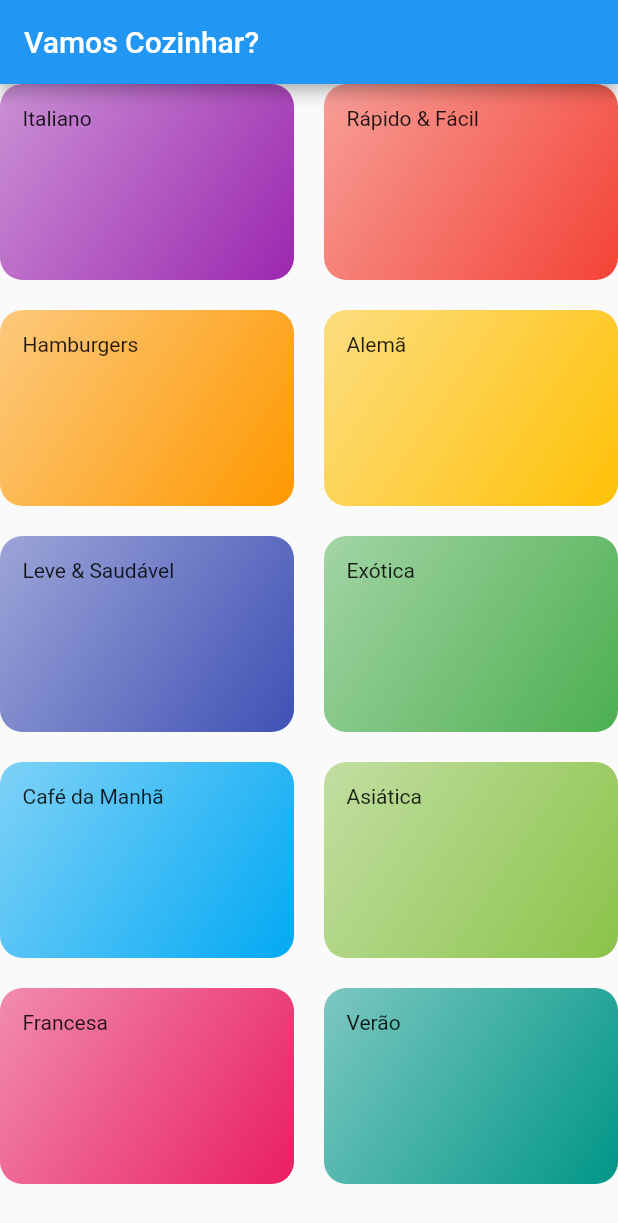
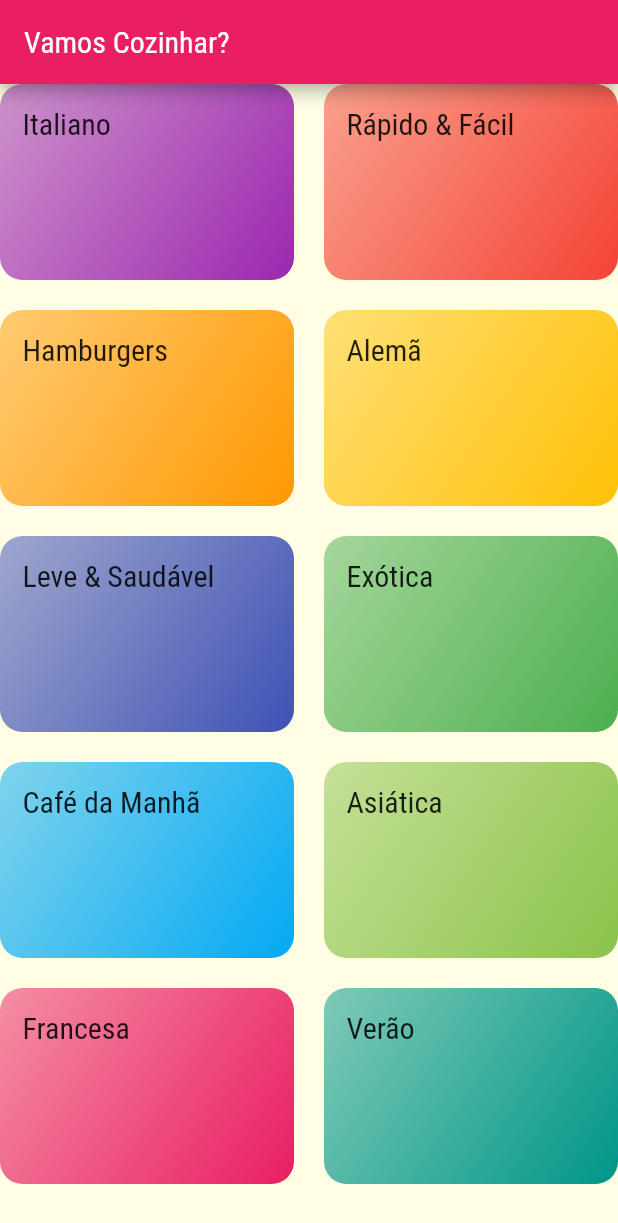
Before and after one commit to MarianaPezzi/DeliMeals, a Flutter app: the screen it shows after launch, on a phone screen of 412 x 824 dp. Shown: the top 1223 px of the screen. Run offline on Flutter 3.47's test engine with Material 2 defaults, Android fonts, the phone set to English and light mode, and no system bars.

Commit message:
Tema e Estilo

```diff
--- a/lib/components/category_item.dart
+++ b/lib/components/category_item.dart
@@ -24,7 +24,10 @@ class CategoryItem extends StatelessWidget {
       borderRadius: BorderRadius.circular(15),
       child: Container(
         padding: EdgeInsets.all(15),
-        child: Text(category.title),
+        child: Text(
+          category.title,
+          style: Theme.of(context).textTheme.titleLarge,
+        ),
         decoration: BoxDecoration(
           borderRadius: BorderRadius.circular(15),
           gradient: LinearGradient(
--- a/lib/main.dart
+++ b/lib/main.dart
@@ -10,8 +10,15 @@ class MyApp extends StatelessWidget {
       debugShowCheckedModeBanner: false,
       title: 'DeliMeals',
       theme: ThemeData(
-        primarySwatch: Colors.blue,
-      ),
+          primarySwatch: Colors.pink,
+          accentColor: Colors.amber,
+          fontFamily: 'Raleway',
+          canvasColor: Color.fromRGBO(255, 254, 229, 1),
+          textTheme: ThemeData.light().textTheme.copyWith(
+                  titleLarge: TextStyle(
+                fontSize: 20,
+                fontFamily: 'RobotoCondensed',
+              ))),
       home: CategoriesScreen(),
     );
   }
```
Also changed, not shown: pubspec.yaml (+22 -6 lines), lib/assets/fonts/Raleway-Black.ttf (added), lib/assets/fonts/Raleway-Bold.ttf (added), lib/assets/fonts/Raleway-Regular.ttf (added), lib/assets/fonts/RobotoCondensed-Bold.ttf (added), lib/assets/fonts/RobotoCondensed-Italic.ttf (added), lib/assets/fonts/RobotoCondensed-Light.ttf (added), lib/assets/fonts/RobotoCondensed-Regular.ttf (added).
